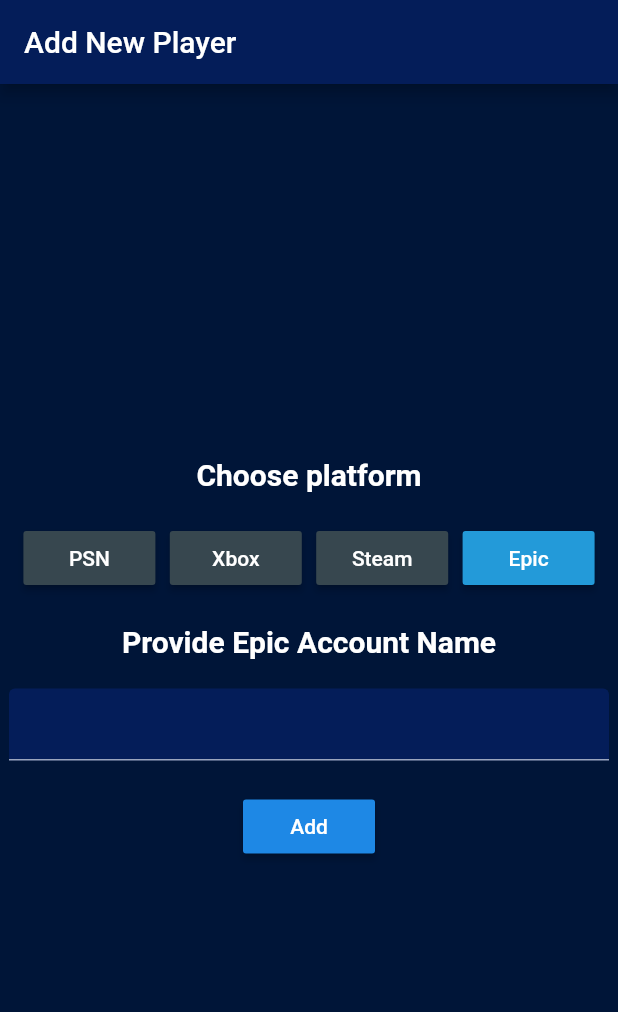
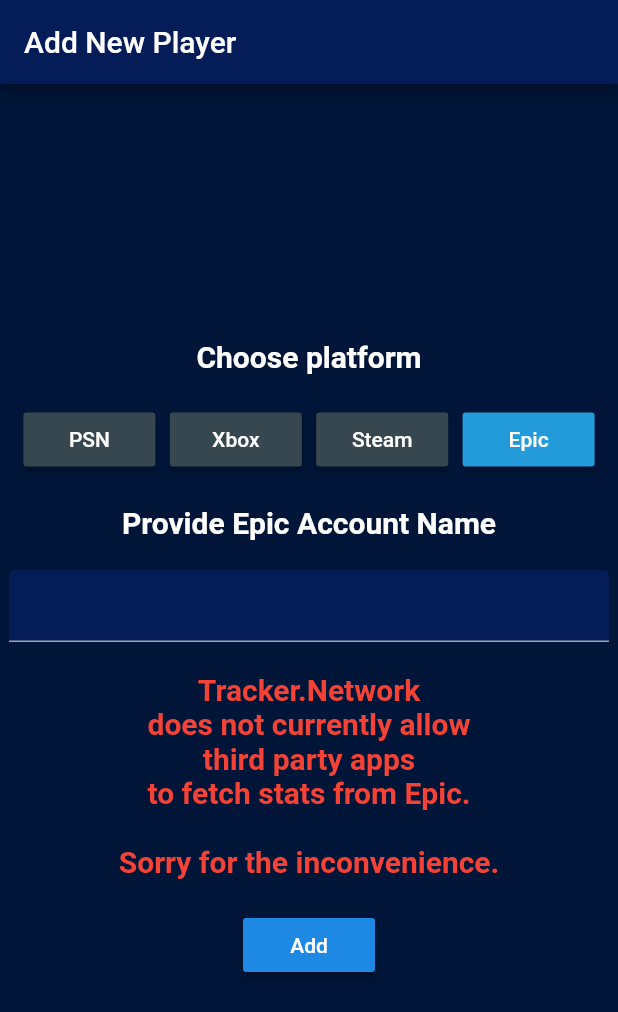
Before and after one commit to JakeBeaver/Ballchasers, a Flutter app: the screen it shows after launch, after a tap on "Xbox", after a tap on "Steam", after a tap on "Epic", on a phone screen of 412 x 824 dp. Shown: the top 1012 px of the screen. Run offline on Flutter 3.47's test engine with Material 2 defaults, Android fonts, the phone set to English and light mode, and no system bars; our stand-ins replace cached_network_image, firebase_analytics, fl_chart, flutter_native_admob, package_info, shared_preferences; missing offline and left inert: a package; accounts and stored records are empty; network calls fail.

Commit message:
Epic stats warning

```diff
--- a/lib/screens/addPlayerScreen.dart
+++ b/lib/screens/addPlayerScreen.dart
@@ -77,6 +77,21 @@
                         ),
                         controller: nameController,
                       ),
+                      if (currentPlatform == Platform.epic) ...[
+                        SizedBox(height: 20),
+                        Padding(
+                          padding: const EdgeInsets.symmetric(horizontal: 10.0),
+                          child: Text(
+                            "Tracker.Network\ndoes not currently allow\nthird party apps\nto fetch stats from Epic.\n\nSorry for the inconvenience.",
+                            style: TextStyle(
+                              fontWeight: FontWeight.bold,
+                              fontSize: 20,
+                              color: Colors.red,
+                            ),
+                            textAlign: TextAlign.center,
+                          ),
+                        ),
+                      ],
                       SizedBox(height: 20),
                       RaisedButton(
                         child: Text("Add"),
@@ -116,7 +131,9 @@
 
   RaisedButton getPlatformButton(String name, Platform platform) {
     return RaisedButton(
-      color: this.currentPlatform == platform ?  AppColors.deepBlue : Colors.blueGrey[800],
+      color: this.currentPlatform == platform
+          ? AppColors.deepBlue
+          : Colors.blueGrey[800],
       textColor: Colors.white,
       child: Text(name),
       onPressed: () => setPlatform(platform),
```
